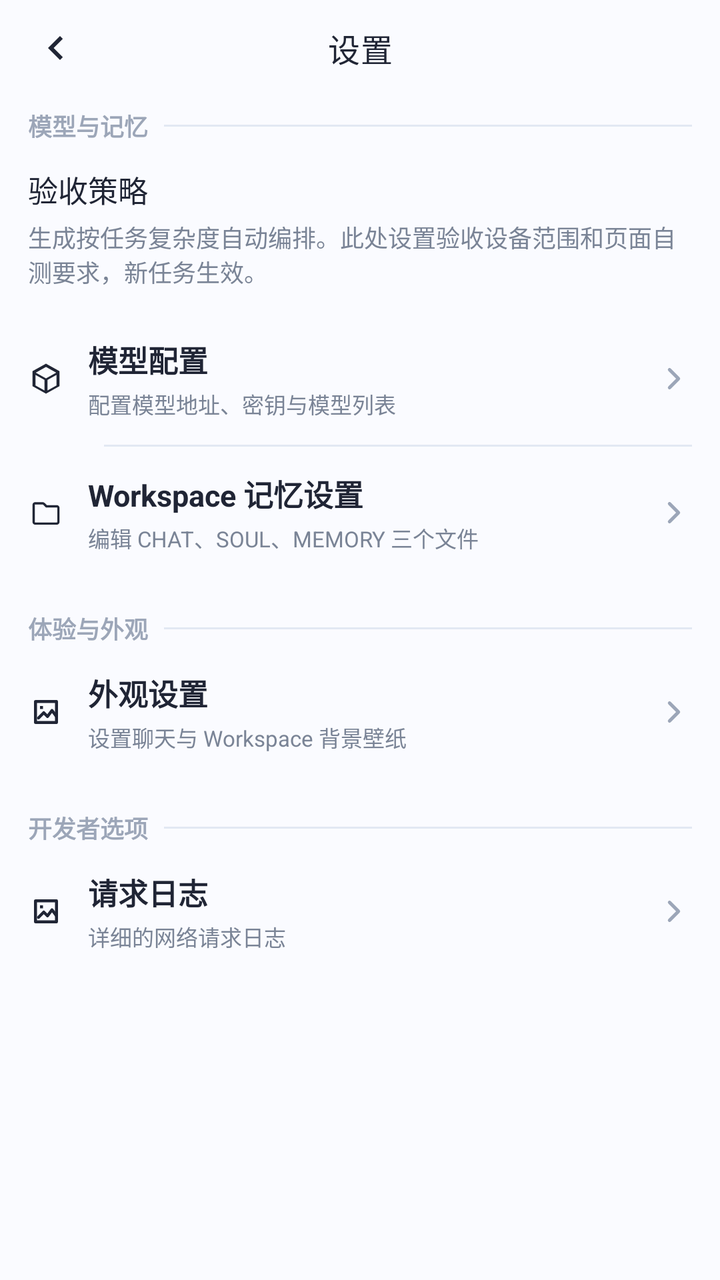
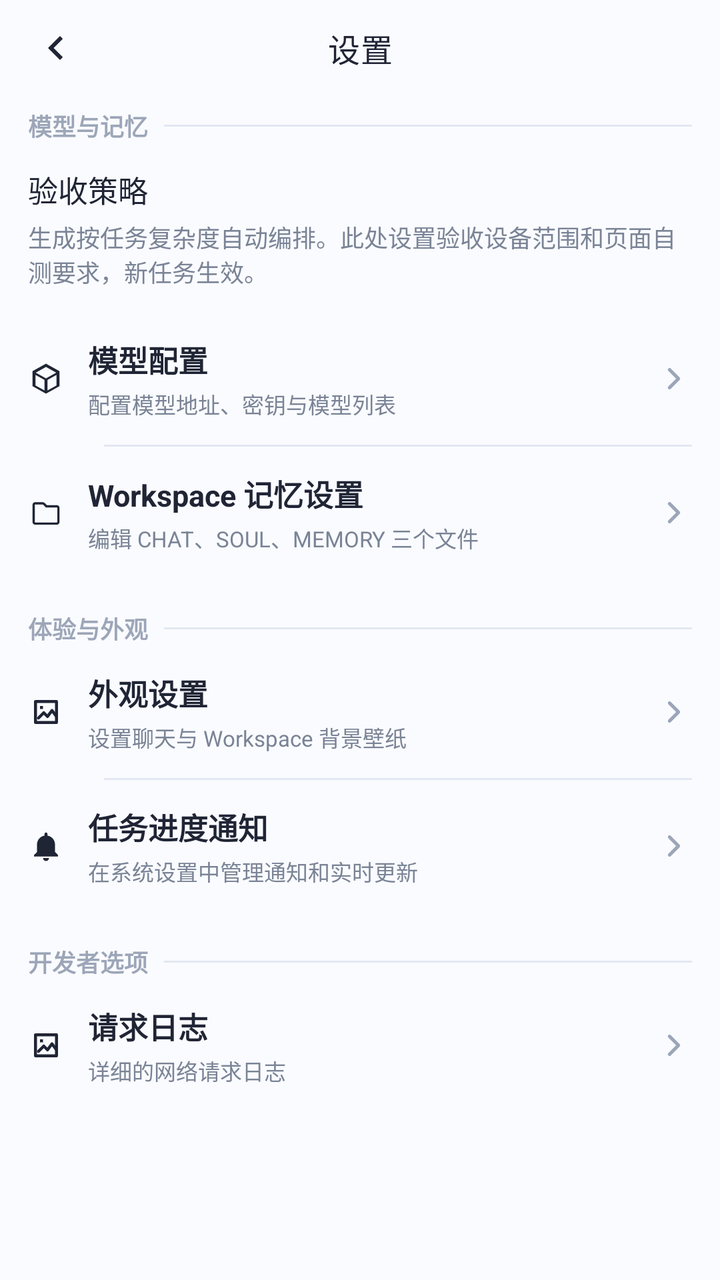

The first picture is an Android layout as it rendered before a commit; the second is the same layout after the commit. The layout source and the unified diff follow.
<!-- AndroidManifest.xml: application theme Theme.ManTou -->
<!-- res/layout/activity_settings.xml -->
<?xml version="1.0" encoding="utf-8"?>
<LinearLayout xmlns:android="http://schemas.android.com/apk/res/android"
    xmlns:app="http://schemas.android.com/apk/res-auto"
    android:id="@+id/main"
    android:layout_width="match_parent"
    android:layout_height="match_parent"
    android:background="@color/mt_background"
    android:orientation="vertical">

    <com.google.android.material.appbar.MaterialToolbar
        android:id="@+id/toolbar"
        android:layout_width="match_parent"
        android:layout_height="48dp"
        android:background="@color/mt_background"
        app:navigationIcon="@drawable/ic_arrow_back"
        app:navigationIconTint="@color/mt_text_primary"
        app:title="设置"
        app:titleCentered="true"
        app:titleTextColor="@color/mt_text_primary"
        app:titleTextAppearance="@style/TextAppearance.Material3.TitleMedium" />

    <ScrollView
        android:layout_width="match_parent"
        android:layout_height="0dp"
        android:layout_weight="1"
        android:clipToPadding="false"
        android:overScrollMode="never"
        android:paddingHorizontal="14dp"
        android:paddingBottom="16dp">

        <LinearLayout
            android:layout_width="match_parent"
            android:layout_height="wrap_content"
            android:orientation="vertical">

            <LinearLayout
                android:layout_width="match_parent"
                android:layout_height="wrap_content"
                android:layout_marginTop="6dp"
                android:gravity="center_vertical"
                android:orientation="horizontal">

                <TextView
                    android:layout_width="wrap_content"
                    android:layout_height="wrap_content"
                    android:text="模型与记忆"
                    android:textColor="@color/mt_text_muted"
                    android:textSize="12sp"
                    android:textStyle="bold" />

                <View
                    android:layout_width="0dp"
                    android:layout_height="1dp"
                    android:layout_marginStart="8dp"
                    android:layout_weight="1"
                    android:background="@color/mt_outline" />
            </LinearLayout>

            <LinearLayout
                android:id="@+id/rowHarnessValidation"
                android:layout_width="match_parent"
                android:layout_height="wrap_content"
                android:minHeight="72dp"
                android:paddingVertical="12dp"
                android:clickable="true"
                android:focusable="true"
                android:foreground="?attr/selectableItemBackground"
                android:orientation="vertical">
                <TextView
                    android:id="@+id/tvHarnessValidation"
                    android:layout_width="match_parent"
                    android:layout_height="wrap_content"
                    android:text="验收策略"
                    android:textColor="@color/mt_text_primary"
                    android:textSize="15sp" />
                <TextView
                    android:layout_width="match_parent"
                    android:layout_height="wrap_content"
                    android:layout_marginTop="4dp"
                    android:text="生成按任务复杂度自动编排。此处设置验收设备范围和页面自测要求，新任务生效。"
                    android:textColor="@color/mt_text_secondary"
                    android:textSize="12sp" />
            </LinearLayout>

            <LinearLayout
                android:id="@+id/rowModelConfig"
                android:layout_width="match_parent"
                android:layout_height="66dp"
                android:clickable="true"
                android:focusable="true"
                android:foreground="?attr/selectableItemBackground"
                android:gravity="center_vertical"
                android:orientation="horizontal">

                <ImageView
                    android:layout_width="18dp"
                    android:layout_height="18dp"
                    android:contentDescription="@null"
                    android:src="@drawable/ic_package_empty"
                    app:tint="@color/mt_text_primary" />

                <LinearLayout
                    android:layout_width="0dp"
                    android:layout_height="match_parent"
                    android:layout_marginStart="12dp"
                    android:layout_weight="1"
                    android:gravity="center_vertical"
                    android:orientation="vertical">

                    <TextView
                        android:layout_width="match_parent"
                        android:layout_height="wrap_content"
                        android:text="模型配置"
                        android:textColor="@color/mt_text_primary"
                        android:textSize="15sp"
                        android:textStyle="bold" />

                    <TextView
                        android:layout_width="match_parent"
                        android:layout_height="wrap_content"
                        android:layout_marginTop="3dp"
                        android:text="配置模型地址、密钥与模型列表"
                        android:textColor="@color/mt_text_secondary"
                        android:textSize="11sp" />
                </LinearLayout>

                <ImageView
                    android:layout_width="18dp"
                    android:layout_height="18dp"
                    android:src="@drawable/ic_chevron_right" />
            </LinearLayout>

            <View
                android:layout_width="match_parent"
                android:layout_height="1dp"
                android:layout_marginStart="38dp"
                android:background="@color/mt_outline" />

            <LinearLayout
                android:id="@+id/rowWorkspaceMemory"
                android:layout_width="match_parent"
                android:layout_height="66dp"
                android:clickable="true"
                android:focusable="true"
                android:foreground="?attr/selectableItemBackground"
                android:gravity="center_vertical"
                android:orientation="horizontal">

                <ImageView
                    android:layout_width="18dp"
                    android:layout_height="18dp"
                    android:contentDescription="@null"
                    android:src="@drawable/ic_folder_outline"
                    app:tint="@color/mt_text_primary" />

                <LinearLayout
                    android:layout_width="0dp"
                    android:layout_height="match_parent"
                    android:layout_marginStart="12dp"
                    android:layout_weight="1"
                    android:gravity="center_vertical"
                    android:orientation="vertical">

                    <TextView
                        android:layout_width="match_parent"
                        android:layout_height="wrap_content"
                        android:text="Workspace 记忆设置"
                        android:textColor="@color/mt_text_primary"
                        android:textSize="15sp"
                        android:textStyle="bold" />

                    <TextView
                        android:layout_width="match_parent"
                        android:layout_height="wrap_content"
                        android:layout_marginTop="3dp"
                        android:text="编辑 CHAT、SOUL、MEMORY 三个文件"
                        android:textColor="@color/mt_text_secondary"
                        android:textSize="11sp" />
                </LinearLayout>

                <ImageView
                    android:layout_width="18dp"
                    android:layout_height="18dp"
                    android:src="@drawable/ic_chevron_right" />
            </LinearLayout>

            <LinearLayout
                android:layout_width="match_parent"
                android:layout_height="wrap_content"
                android:layout_marginTop="16dp"
                android:gravity="center_vertical"
                android:orientation="horizontal">

                <TextView
                    android:layout_width="wrap_content"
                    android:layout_height="wrap_content"
                    android:text="体验与外观"
                    android:textColor="@color/mt_text_muted"
                    android:textSize="12sp"
                    android:textStyle="bold" />

                <View
                    android:layout_width="0dp"
                    android:layout_height="1dp"
                    android:layout_marginStart="8dp"
                    android:layout_weight="1"
                    android:background="@color/mt_outline" />
            </LinearLayout>

            <LinearLayout
                android:id="@+id/rowAppearance"
                android:layout_width="match_parent"
                android:layout_height="66dp"
                android:clickable="true"
                android:focusable="true"
                android:foreground="?attr/selectableItemBackground"
                android:gravity="center_vertical"
                android:orientation="horizontal">

                <ImageView
                    android:layout_width="18dp"
                    android:layout_height="18dp"
                    android:contentDescription="@null"
                    android:src="@drawable/ic_input_image"
                    app:tint="@color/mt_text_primary" />

                <LinearLayout
                    android:layout_width="0dp"
                    android:layout_height="match_parent"
                    android:layout_marginStart="12dp"
                    android:layout_weight="1"
                    android:gravity="center_vertical"
                    android:orientation="vertical">

                    <TextView
                        android:layout_width="match_parent"
                        android:layout_height="wrap_content"
                        android:text="外观设置"
                        android:textColor="@color/mt_text_primary"
                        android:textSize="15sp"
                        android:textStyle="bold" />

                    <TextView
                        android:layout_width="match_parent"
                        android:layout_height="wrap_content"
                        android:layout_marginTop="3dp"
                        android:text="设置聊天与 Workspace 背景壁纸"
                        android:textColor="@color/mt_text_secondary"
                        android:textSize="11sp" />
                </LinearLayout>

                <ImageView
                    android:layout_width="18dp"
                    android:layout_height="18dp"
                    android:src="@drawable/ic_chevron_right" />
            </LinearLayout>
            <LinearLayout
                android:layout_width="match_parent"
                android:layout_height="wrap_content"
                android:layout_marginTop="16dp"
                android:gravity="center_vertical"
                android:orientation="horizontal">

                <TextView
                    android:layout_width="wrap_content"
                    android:layout_height="wrap_content"
                    android:text="开发者选项"
                    android:textColor="@color/mt_text_muted"
                    android:textSize="12sp"
                    android:textStyle="bold" />

                <View
                    android:layout_width="0dp"
                    android:layout_height="1dp"
                    android:layout_marginStart="8dp"
                    android:layout_weight="1"
                    android:background="@color/mt_outline" />
            </LinearLayout>
            <LinearLayout
            android:id="@+id/logpage"
            android:layout_width="match_parent"
            android:layout_height="66dp"
            android:clickable="true"
            android:focusable="true"
            android:foreground="?attr/selectableItemBackground"
            android:gravity="center_vertical"
            android:orientation="horizontal">

            <ImageView
                android:layout_width="18dp"
                android:layout_height="18dp"
                android:contentDescription="@null"
                android:src="@drawable/ic_input_image"
                app:tint="@color/mt_text_primary" />

            <LinearLayout
                android:layout_width="0dp"
                android:layout_height="match_parent"
                android:layout_marginStart="12dp"
                android:layout_weight="1"
                android:gravity="center_vertical"
                android:orientation="vertical">

                <TextView
                    android:layout_width="match_parent"
                    android:layout_height="wrap_content"
                    android:text="请求日志"
                    android:textColor="@color/mt_text_primary"
                    android:textSize="15sp"
                    android:textStyle="bold" />

                <TextView
                    android:layout_width="match_parent"
                    android:layout_height="wrap_content"
                    android:layout_marginTop="3dp"
                    android:text="详细的网络请求日志"
                    android:textColor="@color/mt_text_secondary"
                    android:textSize="11sp" />
            </LinearLayout>

            <ImageView
                android:layout_width="18dp"
                android:layout_height="18dp"
                android:src="@drawable/ic_chevron_right" />
        </LinearLayout>
        </LinearLayout>
    </ScrollView>
</LinearLayout>
<!-- resources referenced by this layout -->
<resources>
  <color name="mt_background">#FAFBFF</color>
  <color name="mt_outline">#E2E8F3</color>
  <color name="mt_text_muted">#9CA6B8</color>
  <color name="mt_text_primary">#202535</color>
  <color name="mt_text_secondary">#7A8496</color>
  <!-- drawable ic_arrow_back (drawable) -->
  <vector xmlns:android="http://schemas.android.com/apk/res/android"
      android:width="24dp"
      android:height="24dp"
      android:viewportWidth="24"
      android:viewportHeight="24"
      android:tint="#1F2937">
      <path
          android:fillColor="@android:color/white"
          android:pathData="M15.41,7.41L14,6l-6,6 6,6 1.41,-1.41L10.83,12z" />
  </vector>
  <!-- drawable ic_chevron_right (drawable) -->
  <?xml version="1.0" encoding="utf-8"?>
  <vector xmlns:android="http://schemas.android.com/apk/res/android"
      android:width="24dp"
      android:height="24dp"
      android:viewportWidth="24"
      android:viewportHeight="24">
      <path
          android:fillColor="@android:color/transparent"
          android:pathData="M9,6 L15,12 L9,18"
          android:strokeColor="@color/mt_text_muted"
          android:strokeLineCap="round"
          android:strokeLineJoin="round"
          android:strokeWidth="2.2" />
  </vector>
  <!-- drawable ic_package_empty (drawable) -->
  <vector xmlns:android="http://schemas.android.com/apk/res/android"
      android:width="72dp"
      android:height="72dp"
      android:viewportWidth="24"
      android:viewportHeight="24"
      android:tint="#9CA3AF">
      <path
          android:fillColor="@android:color/white"
          android:pathData="M12,2L3,7v10l9,5 9,-5V7l-9,-5zM12,4.18L18.82,8 12,11.82 5.18,8 12,4.18zM5,9.5l6,3.33v7.04l-6,-3.33V9.5zM13,19.87v-7.04l6,-3.33v7.04l-6,3.33z" />
  </vector>
  <style name="Theme.ManTou" parent="Base.Theme.ManTou" />
  <color name="input_action_blue">#2C83D8</color>
  <color name="mt_primary">#2F80ED</color>
  <color name="mt_on_primary">#FFFFFF</color>
  <color name="mt_surface_blue">#EAF3FF</color>
  <color name="mt_primary_dark">#1F5FBF</color>
  <color name="mt_surface">#FFFFFF</color>
  <color name="mt_surface_soft">#F5F8FE</color>
  <color name="mt_error">#E65353</color>
  <style name="ThemeOverlay.ManTou.GlassAlertDialog" parent="ThemeOverlay.ManTou.GlassAlertDialog.Base" />
  <!-- drawable bg_dialog_glass (drawable) -->
  <?xml version="1.0" encoding="utf-8"?>
  <shape xmlns:android="http://schemas.android.com/apk/res/android"
      android:shape="rectangle">
      <solid android:color="@color/mt_dialog_glass" />
      <corners android:radius="24dp" />
      <stroke
          android:width="1dp"
          android:color="@color/mt_dialog_glass_stroke" />
  </shape>
  <color name="mt_dialog_glass">#EFFFFFFF</color>
  <style name="ShapeAppearance.ManTou.Dialog" parent="">
          <item name="cornerFamily">rounded</item>
          <item name="cornerSize">24dp</item>
      </style>
  <style name="MtDialogAnimation" parent="">
          <item name="android:windowEnterAnimation">@anim/dialog_fade_in</item>
          <item name="android:windowExitAnimation">@anim/dialog_fade_out</item>
      </style>
  <color name="mt_dialog_glass_stroke">#B8FFFFFF</color>
  <!-- unchanged entries left out for length: 4 -->
</resources>

<!-- the commit's change to res/layout/activity_settings.xml (unified diff, before → after) -->
@@ -254,6 +254,62 @@
                     android:layout_height="18dp"
                     android:src="@drawable/ic_chevron_right" />
             </LinearLayout>
+            <View
+                android:layout_width="match_parent"
+                android:layout_height="1dp"
+                android:layout_marginStart="38dp"
+                android:background="@color/mt_outline" />
+
+            <LinearLayout
+                android:id="@+id/rowTaskProgressNotifications"
+                android:layout_width="match_parent"
+                android:layout_height="wrap_content"
+                android:minHeight="66dp"
+                android:paddingVertical="10dp"
+                android:clickable="true"
+                android:focusable="true"
+                android:foreground="?attr/selectableItemBackground"
+                android:gravity="center_vertical"
+                android:orientation="horizontal">
+
+                <ImageView
+                    android:layout_width="18dp"
+                    android:layout_height="18dp"
+                    android:contentDescription="@null"
+                    android:src="@drawable/ic_web_app_notification"
+                    app:tint="@color/mt_text_primary" />
+
+                <LinearLayout
+                    android:layout_width="0dp"
+                    android:layout_height="wrap_content"
+                    android:layout_marginStart="12dp"
+                    android:layout_weight="1"
+                    android:orientation="vertical">
+
+                    <TextView
+                        android:layout_width="match_parent"
+                        android:layout_height="wrap_content"
+                        android:text="@string/task_progress_notification_settings"
+                        android:textColor="@color/mt_text_primary"
+                        android:textSize="15sp"
+                        android:textStyle="bold" />
+
+                    <TextView
+                        android:layout_width="match_parent"
+                        android:layout_height="wrap_content"
+                        android:layout_marginTop="3dp"
+                        android:text="@string/task_progress_notification_settings_description"
+                        android:textColor="@color/mt_text_secondary"
+                        android:textSize="11sp" />
+                </LinearLayout>
+
+                <ImageView
+                    android:layout_width="18dp"
+                    android:layout_height="18dp"
+                    android:contentDescription="@null"
+                    android:src="@drawable/ic_chevron_right" />
+            </LinearLayout>
+
             <LinearLayout
                 android:layout_width="match_parent"
                 android:layout_height="wrap_content"
<!-- resource entries referenced after the edit -->
@@ -42,6 +42,18 @@
           android:fillColor="@android:color/white"
           android:pathData="M12,2L3,7v10l9,5 9,-5V7l-9,-5zM12,4.18L18.82,8 12,11.82 5.18,8 12,4.18zM5,9.5l6,3.33v7.04l-6,-3.33V9.5zM13,19.87v-7.04l6,-3.33v7.04l-6,3.33z" />
   </vector>
+  <!-- drawable ic_web_app_notification (drawable) -->
+  <vector xmlns:android="http://schemas.android.com/apk/res/android"
+      android:width="24dp"
+      android:height="24dp"
+      android:viewportWidth="24"
+      android:viewportHeight="24">
+      <path
+          android:fillColor="#FFFFFF"
+          android:pathData="M12,22a2,2 0,0 0,2 -2h-4a2,2 0,0 0,2 2zM18,16v-5a6,6 0,0 0,-5 -5.92V4a1,1 0,0 0,-2 0v1.08A6,6 0,0 0,6 11v5l-2,2v1h16v-1z" />
+  </vector>
+  <string name="task_progress_notification_settings">任务进度通知</string>
+  <string name="task_progress_notification_settings_description">在系统设置中管理通知和实时更新</string>
   <style name="Theme.ManTou" parent="Base.Theme.ManTou" />
   <color name="input_action_blue">#2C83D8</color>
   <color name="mt_primary">#2F80ED</color>
